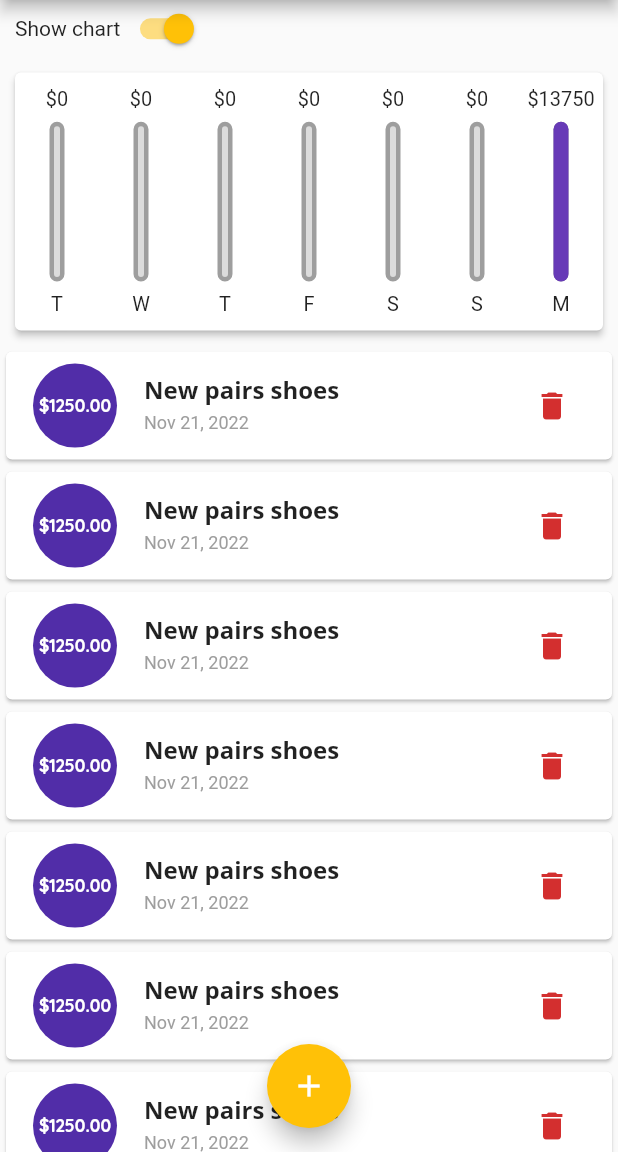
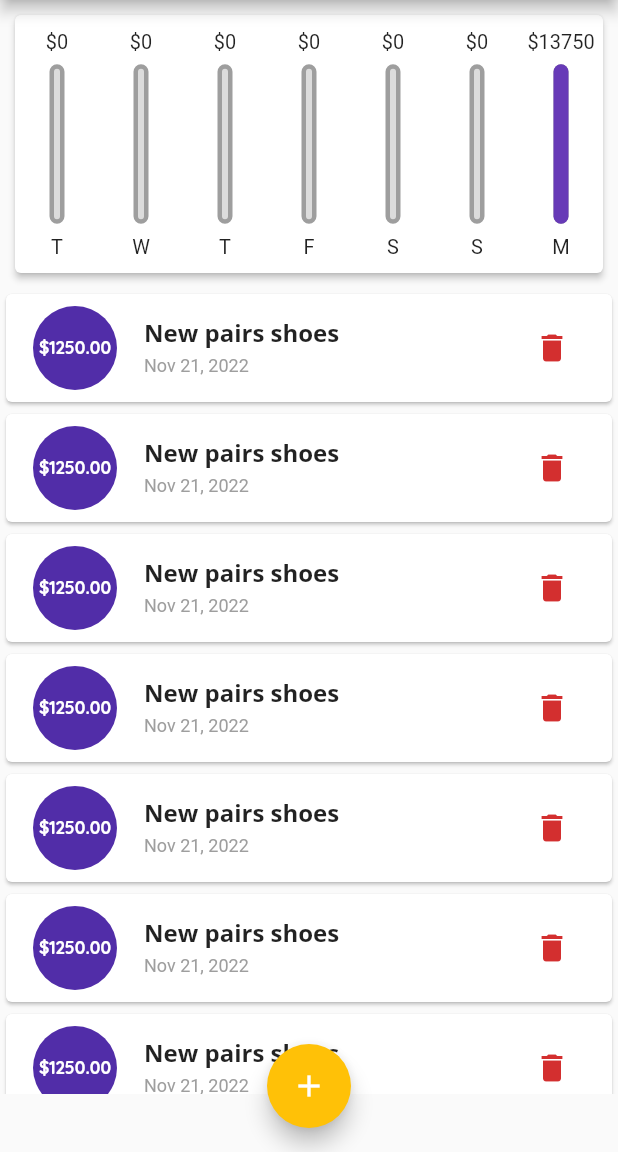
Before and after one commit to manuelwils/expense_tracker, a Flutter app: the screen it shows after launch, on a phone screen of 412 x 824 dp, the part 84-1236 px from its top. Run offline on Flutter 3.47's test engine with Material 2 defaults, Android fonts, the phone set to English and light mode, and no system bars.

Commit message:
improved ui

```diff
--- a/lib/main.dart
+++ b/lib/main.dart
@@ -167,11 +167,12 @@ class _MyHomePageState extends State<MyHomePage> {
     );
   }
 
-  bool isSwitched = true;
+  bool _isSwitched = true;
 
   @override
   Widget build(BuildContext context) {
-    print('is switched: ' + isSwitched.toString());
+    final bool isLandscape =
+        MediaQuery.of(context).orientation == Orientation.landscape;
     var appBar = AppBar(
       title: const Text('Expense Tracker'),
       actions: <Widget>[
@@ -186,6 +187,7 @@ class _MyHomePageState extends State<MyHomePage> {
       body: Column(
         crossAxisAlignment: CrossAxisAlignment.center,
         children: <Widget>[
+          if (isLandscape)
             Container(
               height: (MediaQuery.of(context).size.height -
                       appBar.preferredSize.height -
@@ -193,33 +195,31 @@ class _MyHomePageState extends State<MyHomePage> {
                   (MediaQuery.of(context).orientation == Orientation.portrait
                       ? 0.05
                       : 0.10),
-            padding: EdgeInsets.symmetric(vertical: 2, horizontal: 10),
+              padding: const EdgeInsets.symmetric(vertical: 2, horizontal: 10),
               child: Row(
                 children: <Widget>[
-                Text('Show chart'),
+                  const Text('Show chart'),
                   Switch(
-                  value: isSwitched,
+                    value: _isSwitched,
                     onChanged: (status) {
                       setState(() {
-                      isSwitched = status;
+                        _isSwitched = status;
                       });
                     },
                   )
                 ],
               ),
             ),
-          isSwitched
-              ? SizedBox(
+          if (_isSwitched)
+            SizedBox(
               height: (MediaQuery.of(context).size.height -
                       appBar.preferredSize.height -
                       MediaQuery.of(context).viewPadding.top) *
-                      (MediaQuery.of(context).orientation ==
-                              Orientation.portrait
+                  (MediaQuery.of(context).orientation == Orientation.portrait
                       ? 0.25
                       : 0.40),
               child: Chart(_recentTransactions),
-                )
-              : Row(),
+            ),
           _userTransactions.isEmpty
               ? SizedBox(
                   height: (MediaQuery.of(context).size.height -
```
Also changed, not shown: lib/widgets/new_transaction.dart (+11 -3 lines). Lines whose indentation alone changed are shown as unchanged.
